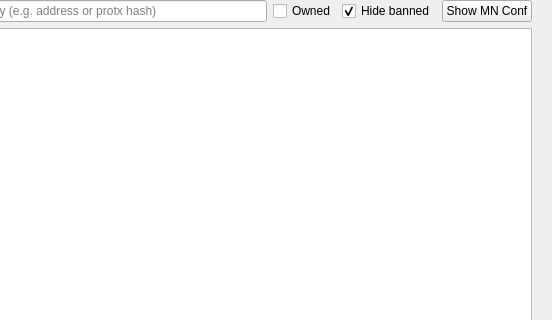
This is src/qt/forms/masternodelist.ui in SmartiesCoin/Smartiecoin as Qt 5 draws it before an edit; both pictures show x 210 to 762 and y 0 to 320 of the 762 by 457 pixel window. The edited form follows.
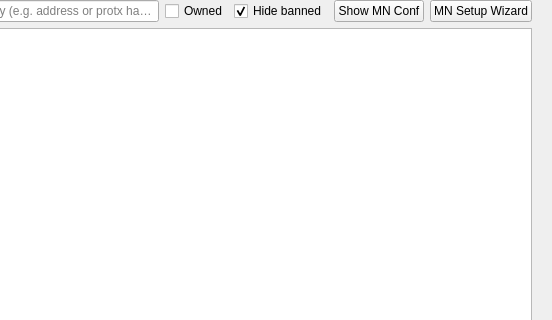
This is the edited form.

Commit message: qt: add guided masternode setup wizard

```diff
--- a/src/qt/forms/masternodelist.ui
+++ b/src/qt/forms/masternodelist.ui
@@ -103,6 +103,16 @@
            </property>
           </widget>
          </item>
+         <item>
+          <widget class="QPushButton" name="mnSetupWizardButton">
+           <property name="toolTip">
+            <string>Open guided setup for creating and registering a masternode.</string>
+           </property>
+           <property name="text">
+            <string>MN Setup Wizard</string>
+           </property>
+          </widget>
+         </item>
         </layout>
        </item>
        <item row="1" column="0">
```
The commit also changes 3 other files.
